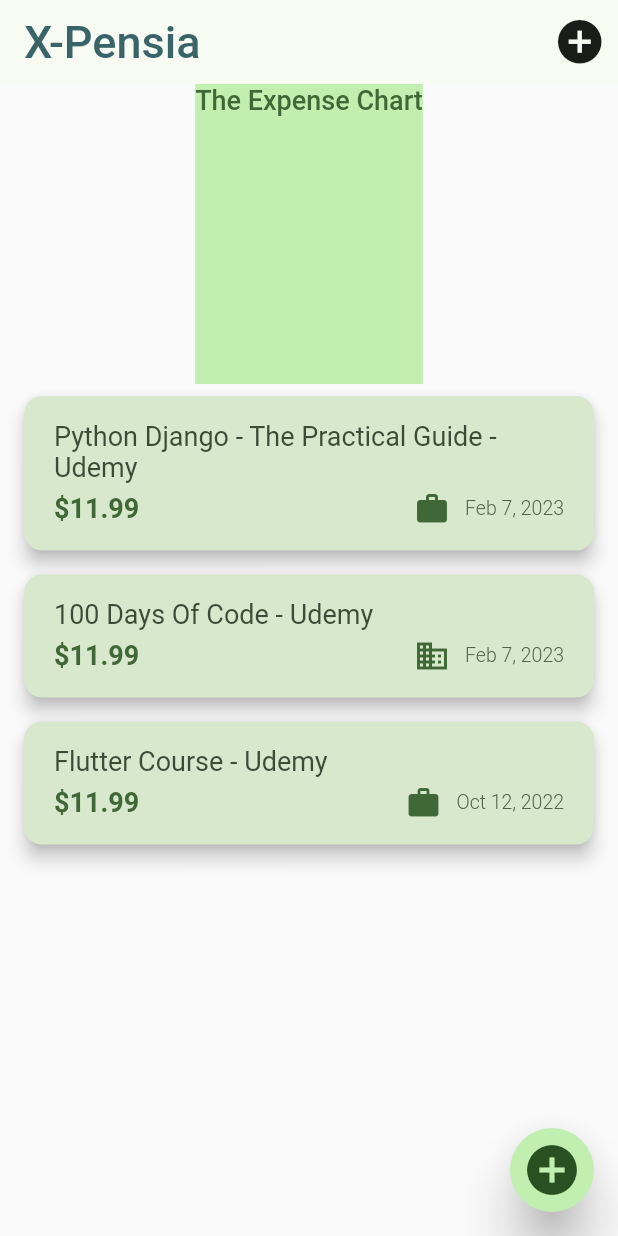
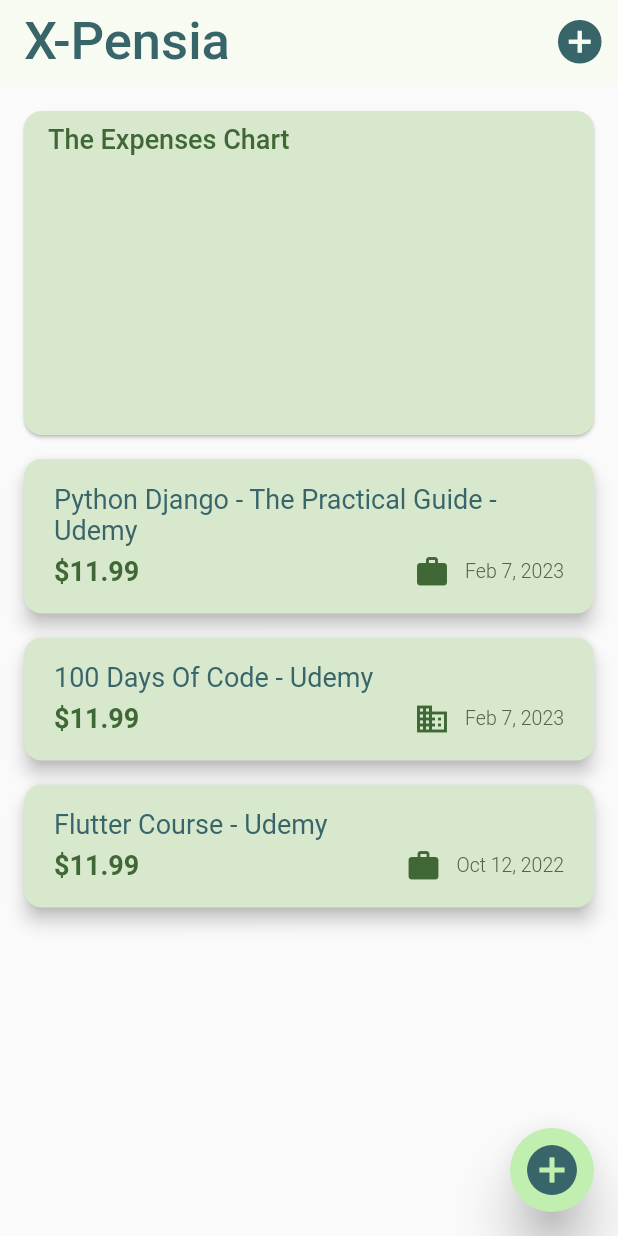
Before and after one commit to nadiahylary/expense_app, a Flutter app: the screen it shows after launch, on a phone screen of 412 x 824 dp. Run offline on Flutter 3.47's test engine with Material 2 defaults, Android fonts, the phone set to English and light mode, and no system bars; our stand-ins replace google_fonts; Roboto replaces fonts that are missing (Changa, Genos, Ubuntu).

Commit message:
finished theme editing

```diff
--- a/lib/widgets/expenses.dart
+++ b/lib/widgets/expenses.dart
@@ -50,6 +50,7 @@ class _ExpenseAppState extends State<ExpenseApp> {
     });
     ScaffoldMessenger.of(context).clearSnackBars();
     ScaffoldMessenger.of(context).showSnackBar(SnackBar(
+      backgroundColor: Theme.of(context).colorScheme.secondary,
       duration: const Duration(seconds: 3),
       content: const Text("Expense Deleted."),
       action: SnackBarAction(
@@ -103,27 +104,40 @@ class _ExpenseAppState extends State<ExpenseApp> {
     }
     return Scaffold(
       appBar: AppBar(
-        title: const Text('X-Pensia',),
+          title: const Text(
+            'X-Pensia',
+          ),
           actions: [
             IconButton(
                 onPressed: _openAddExpenseWidget,
-              icon: const Icon(
+                icon: Icon(
                   Icons.add_circle,
                   size: 35,
+                  color: Theme.of(context).colorScheme.tertiary,
+                ))
+          ],
+          titleTextStyle: GoogleFonts.genos(
+            textStyle: Theme.of(context).appBarTheme.titleTextStyle,
           )
-          )
-        ],
-        titleTextStyle: Theme.of(context).appBarTheme.titleTextStyle,
       ),
       body: Column(
+        crossAxisAlignment: CrossAxisAlignment.stretch,
         children: [
-          Container(
-            color: Theme.of(context).colorScheme.primaryContainer,
+          const SizedBox(
+            height: 10,
+          ),
+          Card(
+            //elevation: 5,
+            //color: Theme.of(context).colorScheme.onPrimary,
+            child: Container(
               height: 200,
-            child: Text("The Expense Chart",
+              //width: double.infinity,
+              margin: Theme.of(context).cardTheme.margin,
+              /**or if you want to set only vertical, you do EdgeInsets.symmetric(vertical: Theme.of(context).cardTheme.margin.vertical) */
+              child: Text("The Expenses Chart",
                   style: GoogleFonts.genos(
                     textStyle: Theme.of(context).textTheme.titleMedium,
-                )
+                  )),
             ),
           ),
           Expanded(
@@ -131,13 +145,15 @@ class _ExpenseAppState extends State<ExpenseApp> {
           ),
         ],
       ),
+      //floatingActionButtonLocation: FloatingActionButtonLocation.centerFloat,
       floatingActionButton: FloatingActionButton(
           onPressed: _openAddExpenseWidget,
           elevation: 15,
           shape: const CircleBorder(),
-          child: const Icon(
+          child: Icon(
             Icons.add_circle,
             size: 40,
+            color: Theme.of(context).colorScheme.tertiary,
           )),
     );
   }
--- a/lib/widgets/expenses_list_widgets/expenses_list.dart
+++ b/lib/widgets/expenses_list_widgets/expenses_list.dart
@@ -18,8 +18,8 @@ class ExpensesList extends StatelessWidget {
       itemCount: expensesList.length,
       itemBuilder: (context, index) => Dismissible(
           background: Container(
-            color: Theme.of(context).colorScheme.onErrorContainer,
-            margin: const EdgeInsets.symmetric(horizontal: 16, vertical: 8),
+            color: Theme.of(context).colorScheme.error.withOpacity(0.5),
+            margin: Theme.of(context).cardTheme.margin,
           ),
           onDismissed: (direction) {
             deleteExpenseHandler(expensesList[index]);
```
Also changed, not shown: lib/main.dart (+80 -11 lines), lib/widgets/new_expense.dart (+9 -6 lines). Lines whose indentation alone changed are shown as unchanged.
